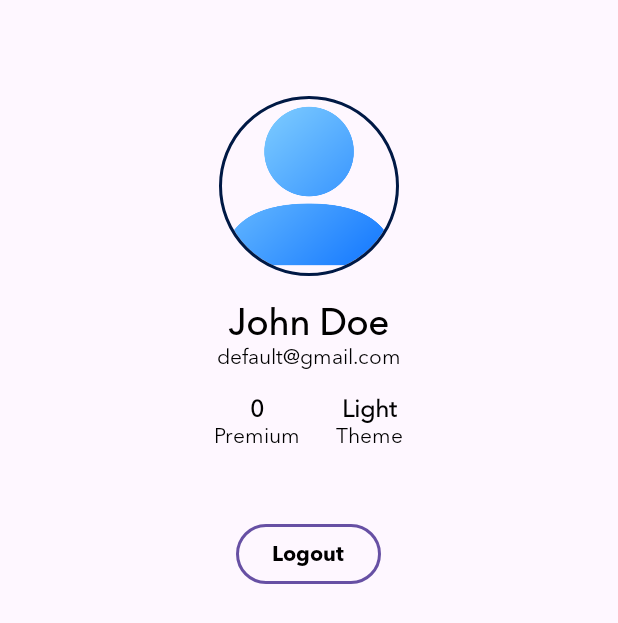
After one commit to anhhuy007/spotify-mobile, an Android app: the ProfileActivity screen opened directly, with no data from a screen before it, on a phone screen of 412 x 824 dp. The commit adds this screen. Shown: the top 623 px of the screen. Run offline under Robolectric (Android 15) with nearby library versions, the phone set to English and light mode, and no system bars; our stand-ins replace CircleImageView; pictures from the network do not load; 5 statements that could not run were skipped.

Commit message:
feat: add auth repository | display user info after logging in

```diff
--- a/app/build.gradle.kts
+++ b/app/build.gradle.kts
@@ -51,4 +51,7 @@ dependencies {
     implementation(libs.retrofit)
     implementation(libs.converter.gson)
     implementation("com.squareup.okhttp3:logging-interceptor:5.0.0-alpha.2")
+    implementation(libs.circleimageview)
+    implementation(libs.glide)
+    annotationProcessor("com.github.bumptech.glide:compiler:4.12.0")
 }
--- /dev/null
+++ b/app/src/main/java/com/example/spotifyclone/features/authentication/repository/AuthRepository.java
@@ -0,0 +1,131 @@
+package com.example.spotifyclone.features.authentication.repository;
+
+import android.content.Context;
+import android.content.SharedPreferences;
+import com.example.spotifyclone.features.authentication.model.LoginResponse;
+import com.example.spotifyclone.shared.model.APIResponse;
+import com.example.spotifyclone.features.authentication.network.AuthService;
+import com.example.spotifyclone.shared.model.User;
+import com.example.spotifyclone.shared.network.RetrofitClient;
+import com.google.gson.Gson;
+import retrofit2.Call;
+import retrofit2.Callback;
+import retrofit2.Response;
+
+public class AuthRepository {
+    private static final String PREF_NAME = "auth_prefs";
+    private static final String KEY_USER = "user";
+    private static final String KEY_ACCESS_TOKEN = "access_token";
+    private static final String KEY_REFRESH_TOKEN = "refresh_token";
+    private static final String KEY_IS_LOGGED_IN = "is_logged_in";
+
+    private final AuthService authService;
+    private final SharedPreferences sharedPreferences;
+    private final SharedPreferences.Editor editor;
+    private final Gson gson;
+
+    public AuthRepository(Context context) {
+        this.authService = RetrofitClient.getClient(context).create(AuthService.class);
+        this.sharedPreferences = context.getSharedPreferences(PREF_NAME, Context.MODE_PRIVATE);
+        this.editor = sharedPreferences.edit();
+        this.gson = new Gson();
+    }
+
+    /**
+     * Perform login and store user & tokens in SharedPreferences
+     */
+    public void login(String email, String password, AuthCallback callback) {
+        authService.login(email, password).enqueue(new Callback<APIResponse<LoginResponse>>() {
+            @Override
+            public void onResponse(Call<APIResponse<LoginResponse>> call, Response<APIResponse<LoginResponse>> response) {
+                if (response.isSuccessful() && response.body() != null && response.body().isSuccess()) {
+                    LoginResponse loginResponse = response.body().getData();
+
+                    // Save user and tokens
+                    saveUser(loginResponse.getUser());
+                    saveTokens(loginResponse.getTokens().getAccessToken(), loginResponse.getTokens().getRefreshToken());
+                    setIsLoggedIn(true);
+
+                    callback.onSuccess(loginResponse.getUser());
+                } else {
+                    callback.onFailure("Invalid email or password");
+                }
+            }
+
+            @Override
+            public void onFailure(Call<APIResponse<LoginResponse>> call, Throwable t) {
+                callback.onFailure(t.getMessage());
+            }
+        });
+    }
+
+    private void setIsLoggedIn(boolean b) {
+        editor.putBoolean(KEY_IS_LOGGED_IN, b);
+        editor.apply();
+    }
+
+    /**
+     * Save user to SharedPreferences
+     */
+    private void saveUser(User user) {
+        String userJson = gson.toJson(user);
+        editor.putString(KEY_USER, userJson);
+        editor.apply();
+    }
+
+    /**
+     * Retrieve user from SharedPreferences
+     */
+    public User getUser() {
+        String userJson = sharedPreferences.getString(KEY_USER, null);
+        return userJson != null ? gson.fromJson(userJson, User.class) : null;
+    }
+
+    /**
+     * Save authentication tokens
+     */
+    private void saveTokens(String accessToken, String refreshToken) {
+        editor.putString(KEY_ACCESS_TOKEN, accessToken);
+        editor.putString(KEY_REFRESH_TOKEN, refreshToken);
+        editor.apply();
+    }
+
+    /**
+     * Retrieve access token
+     */
+    public String getAccessToken() {
+        return sharedPreferences.getString(KEY_ACCESS_TOKEN, null);
+    }
+
+    /**
+     * Retrieve refresh token
+     */
+    public String getRefreshToken() {
+        return sharedPreferences.getString(KEY_REFRESH_TOKEN, null);
+    }
+
+    /**
+     * Check if user is logged in
+     */
+    public boolean isLoggedIn() {
+        return sharedPreferences.getBoolean(KEY_IS_LOGGED_IN, false);
+    }
+
+    /**
+     * Logout user
+     */
+    public void logout() {
+        editor.remove(KEY_USER);
+        editor.remove(KEY_ACCESS_TOKEN);
+        editor.remove(KEY_REFRESH_TOKEN);
+        editor.apply();
+    }
+
+    /**
+     * Authentication callback interface
+     */
+    public interface AuthCallback {
+        void onSuccess(User user);
+        void onFailure(String error);
+    }
+}
--- /dev/null
+++ b/app/src/main/java/com/example/spotifyclone/features/profile/ui/ProfileActivity.java
@@ -0,0 +1,57 @@
+package com.example.spotifyclone.features.profile.ui;
+
+import android.os.Bundle;
+import android.widget.Button;
+import android.widget.TextView;
+
+import androidx.activity.EdgeToEdge;
+import androidx.appcompat.app.AppCompatActivity;
+import androidx.core.graphics.Insets;
+import androidx.core.view.ViewCompat;
+import androidx.core.view.WindowInsetsCompat;
+import androidx.lifecycle.ViewModelProvider;
+
+import com.bumptech.glide.Glide;
+import com.example.spotifyclone.R;
+import com.example.spotifyclone.features.profile.viewmodel.ProfileVMFactory;
+import com.example.spotifyclone.features.profile.viewmodel.ProfileViewModel;
+
+import de.hdodenhof.circleimageview.CircleImageView;
+
+public class ProfileActivity extends AppCompatActivity {
+
+    private CircleImageView profileImage;
+    private TextView txtName, txtEmail, txtIsPremium, txtTheme;
+    private Button btnLogout;
+
+    private ProfileViewModel profileViewModel;
+
+    @Override
+    protected void onCreate(Bundle savedInstanceState) {
+        super.onCreate(savedInstanceState);
+        EdgeToEdge.enable(this);
+        setContentView(R.layout.activity_profile);
+
+        profileImage = findViewById(R.id.profile_image);
+        txtName = findViewById(R.id.tv_username);
+        txtEmail = findViewById(R.id.tv_email);
+        txtIsPremium = findViewById(R.id.tv_premium);
+        txtTheme = findViewById(R.id.tv_theme);
+        btnLogout = findViewById(R.id.btn_logout);
+
+        profileViewModel = new ViewModelProvider(this, new ProfileVMFactory(this)).get(ProfileViewModel.class);
+        profileViewModel.getUserLiveData().observe(this, user -> {
+            txtName.setText(user.getUsername());
+            txtEmail.setText(user.getEmail());
+            txtIsPremium.setText(user.isPremium() ? "Premium" : "Free");
+            txtTheme.setText(user.getTheme());
+
+            // Set profile image
+            Glide.with(this)
+                    .load(user.getAvatarUrl())
+                    .placeholder(R.drawable.profile_placeholder)
+                    .into(profileImage);
+        });
+
+    }
+}
--- /dev/null
+++ b/app/src/main/java/com/example/spotifyclone/features/profile/viewmodel/ProfileVMFactory.java
@@ -0,0 +1,25 @@
+package com.example.spotifyclone.features.profile.viewmodel;
+
+import android.content.Context;
+
+import androidx.annotation.NonNull;
+import androidx.lifecycle.ViewModel;
+import androidx.lifecycle.ViewModelProvider;
+
+public class ProfileVMFactory implements ViewModelProvider.Factory {
+    private final Context context;
+
+    public ProfileVMFactory(Context context) {
+        this.context = context.getApplicationContext();
+    }
+
+    @NonNull
+    @Override
+    public <T extends ViewModel> T create(@NonNull Class<T> modelClass) {
+        if (modelClass.isAssignableFrom(ProfileViewModel.class)) {
+            return (T) new ProfileViewModel(context);
+        }
+
+        throw new IllegalArgumentException("Unknown ViewModel class");
+    }
+}
--- /dev/null
+++ b/app/src/main/java/com/example/spotifyclone/features/profile/viewmodel/ProfileViewModel.java
@@ -0,0 +1,22 @@
+package com.example.spotifyclone.features.profile.viewmodel;
+
+import android.content.Context;
+import androidx.lifecycle.LiveData;
+import androidx.lifecycle.MutableLiveData;
+import androidx.lifecycle.ViewModel;
+import com.example.spotifyclone.features.authentication.repository.AuthRepository;
+import com.example.spotifyclone.shared.model.User;
+
+public class ProfileViewModel extends ViewModel {
+    private final AuthRepository authRepository;
+    private final MutableLiveData<User> userLiveData = new MutableLiveData<>();
+
+    public ProfileViewModel(Context context) {
+        authRepository = new AuthRepository(context);
+        userLiveData.setValue(authRepository.getUser());
+    }
+
+    public LiveData<User> getUserLiveData() {
+        return userLiveData;
+    }
+}
--- /dev/null
+++ b/app/src/main/res/layout/activity_profile.xml
@@ -0,0 +1,111 @@
+<LinearLayout xmlns:android="http://schemas.android.com/apk/res/android"
+    xmlns:app="http://schemas.android.com/apk/res-auto"
+    android:id="@+id/main"
+    android:layout_width="match_parent"
+    android:layout_height="match_parent"
+    android:orientation="vertical">
+
+    <LinearLayout
+        android:layout_width="match_parent"
+        android:layout_height="wrap_content"
+        android:gravity="center_horizontal"
+        android:orientation="vertical"
+        android:padding="16dp"
+        app:layout_collapseMode="parallax">
+
+        <de.hdodenhof.circleimageview.CircleImageView
+            android:id="@+id/profile_image"
+            android:layout_width="120dp"
+            android:layout_height="120dp"
+            android:layout_marginTop="48dp"
+            android:src="@drawable/profile_placeholder"
+            app:civ_border_color="@color/material_dynamic_primary10"
+            app:civ_border_width="2dp" />
+
+        <TextView
+            android:id="@+id/tv_username"
+            android:layout_width="wrap_content"
+            android:layout_height="wrap_content"
+            android:layout_marginTop="16dp"
+            android:text="John Doe"
+            android:textColor="@color/black"
+            android:textSize="24sp"
+            android:textStyle="bold" />
+
+        <TextView
+            android:id="@+id/tv_email"
+            android:layout_width="wrap_content"
+            android:layout_height="wrap_content"
+            android:text="default@gmail.com"
+            android:textColor="@color/black" />
+
+        <LinearLayout
+            android:layout_width="wrap_content"
+            android:layout_height="wrap_content"
+            android:layout_marginTop="16dp"
+            android:orientation="horizontal">
+
+            <LinearLayout
+                android:id="@+id/layout_followers"
+                android:layout_width="wrap_content"
+                android:layout_height="wrap_content"
+                android:layout_marginEnd="24dp"
+                android:gravity="center"
+                android:orientation="vertical">
+
+                <TextView
+                    android:id="@+id/tv_premium"
+                    android:layout_width="wrap_content"
+                    android:layout_height="wrap_content"
+                    android:text="0"
+                    android:textColor="@color/black"
+                    android:textSize="16sp"
+                    android:textStyle="bold" />
+
+                <TextView
+                    android:layout_width="wrap_content"
+                    android:layout_height="wrap_content"
+                    android:text="Premium"
+                    android:textColor="@color/black"
+                    android:textSize="14sp" />
+            </LinearLayout>
+
+            <LinearLayout
+                android:id="@+id/layout_following"
+                android:layout_width="wrap_content"
+                android:layout_height="wrap_content"
+                android:gravity="center"
+                android:orientation="vertical">
+
+                <TextView
+                    android:id="@+id/tv_theme"
+                    android:layout_width="wrap_content"
+                    android:layout_height="wrap_content"
+                    android:text="Light"
+                    android:textColor="@color/black"
+                    android:textSize="16sp"
+                    android:textStyle="bold" />
+
+                <TextView
+                    android:layout_width="wrap_content"
+                    android:layout_height="wrap_content"
+                    android:text="Theme"
+                    android:textColor="@color/black"
+                    android:textSize="14sp" />
+            </LinearLayout>
+        </LinearLayout>
+
+        <Button
+            android:id="@+id/btn_logout"
+            android:layout_width="wrap_content"
+            android:layout_height="40dp"
+            android:layout_marginTop="50dp"
+            android:background="@drawable/border_background"
+            android:drawableStart="@drawable/logout"
+            android:fontFamily="@font/avenir_next_bold"
+            android:text="Logout"
+            android:textColor="@color/black" />
+
+    </LinearLayout>
+
+</LinearLayout>
--- a/gradle/libs.versions.toml
+++ b/gradle/libs.versions.toml
@@ -1,10 +1,12 @@
 [versions]
 agp = "8.7.3"
+circleimageview = "3.1.0"
 converterGson = "2.9.0"
 facebookAndroidSdk = "latest_version"
 facebookAndroidSdkVersion = "13.0.0"
 firebaseAuth = "23.2.0"
 firebaseBom = "33.9.0"
+glide = "4.12.0"
 junit = "4.13.2"
 junitVersion = "1.2.1"
 espressoCore = "3.6.1"
@@ -16,12 +18,14 @@ playServicesAuth = "21.3.0"
 retrofit = "2.9.0"
 
 [libraries]
+circleimageview = { module = "de.hdodenhof:circleimageview", version.ref = "circleimageview" }
 converter-gson = { module = "com.squareup.retrofit2:converter-gson", version.ref = "converterGson" }
 facebook-android-sdk = { module = "com.facebook.android:facebook-android-sdk", version.ref = "facebookAndroidSdk" }
 facebook-android-sdk-v1300 = { module = "com.facebook.android:facebook-android-sdk", version.ref = "facebookAndroidSdkVersion" }
 firebase-analytics = { module = "com.google.firebase:firebase-analytics" }
 firebase-auth = { module = "com.google.firebase:firebase-auth", version.ref = "firebaseAuth" }
 firebase-bom = { module = "com.google.firebase:firebase-bom", version.ref = "firebaseBom" }
+glide = { module = "com.github.bumptech.glide:glide", version.ref = "glide" }
 google-firebase-auth = { module = "com.google.firebase:firebase-auth" }
 junit = { group = "junit", name = "junit", version.ref = "junit" }
 ext-junit = { group = "androidx.test.ext", name = "junit", version.ref = "junitVersion" }
```
Also changed, not shown: app/src/main/AndroidManifest.xml (+6 -2 lines), app/src/main/java/com/example/spotifyclone/features/authentication/ui/LoginActivity.java (+7 -2 lines), app/src/main/java/com/example/spotifyclone/features/authentication/viewmodel/AuthViewModel.java (+27 -35 lines), app/src/main/java/com/example/spotifyclone/features/home/ui/HomeActivity.java (added, +26 -0 lines), app/src/main/res/layout/activity_home.xml (added, +10 -0 lines), app/src/main/res/drawable/logout.png (added), app/src/main/res/drawable/profile_placeholder.png (added).
